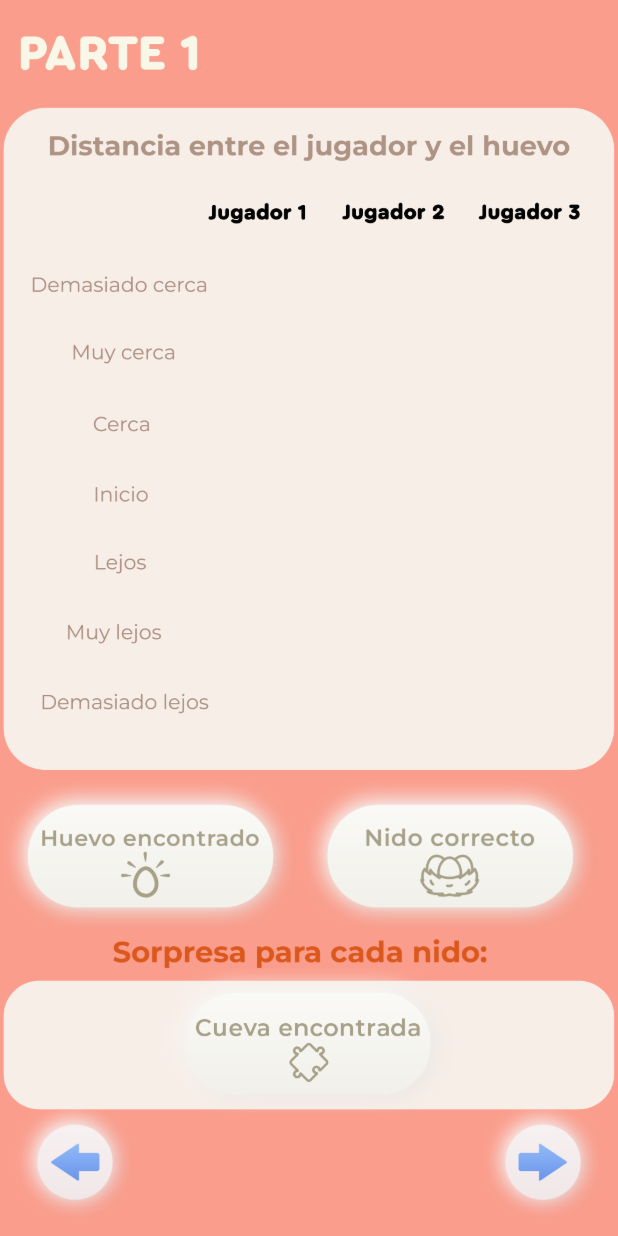
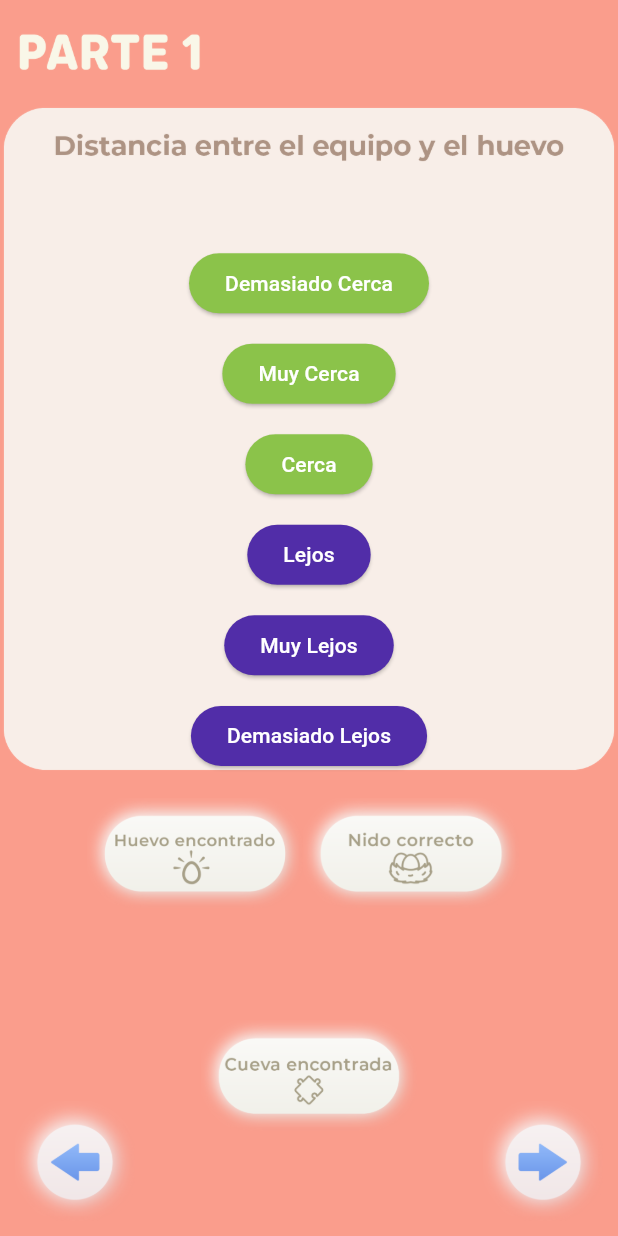
Before and after one commit to StevenAH25/APP_SOLSI, a Flutter app: the FirstPhase screen opened directly, on a phone screen of 412 x 824 dp. Run offline on Flutter 3.47's test engine with Material 3 defaults, Android fonts, the phone set to English and light mode, and no system bars; network calls fail.

Commit message:
codigo final

```diff
--- a/lib/views/first_phase.dart
+++ b/lib/views/first_phase.dart
@@ -25,33 +25,146 @@ class FirstPhase extends StatelessWidget {
 
   @override
   Widget build(BuildContext context) {
+    final screen = MediaQuery.of(context).size;
+
     return Scaffold(
       body: Stack(
         children: [
           Container(
             decoration: const BoxDecoration(
               image: DecorationImage(
-                image: AssetImage("assets/images/fPhase/fondo.png"),
+                image: AssetImage("assets/images/fPhase/fondo_2.png"),
                 fit: BoxFit.cover
               )
+            ),
+          ),
+          Center(
+            child: Column(
+              children: [
+                SizedBox(
+                  height: screen.height*0.2
+                ),
+                ElevatedButton(
+                  style: ElevatedButton.styleFrom(
+                    backgroundColor: Colors.lightGreen
+                  ),
+                  onPressed: () {
+                    sendCommand("Dcerca");
+                  },
+                  child: const Text(
+                    "Demasiado Cerca",
+                    style: TextStyle(
+                      color: Colors.white
+                    ),
+                  ),
+                ),
+                SizedBox(
+                  height : screen.height*0.015
+                ),
+                ElevatedButton(
+                  style: ElevatedButton.styleFrom(
+                    backgroundColor: Colors.lightGreen
+                  ),
+                  onPressed: () {
+                    sendCommand("Mcerca");
+                  },
+                  child: const Text(
+                    "Muy Cerca",
+                    style: TextStyle(
+                      color: Colors.white
+                    ),
+                  ),
+                ),
+                SizedBox(
+                  height : screen.height*0.015
+                ),
+                ElevatedButton(
+                  style: ElevatedButton.styleFrom(
+                    backgroundColor: Colors.lightGreen
+                  ),
+                  onPressed: () {
+                    sendCommand("cerca");
+                  },
+                  child: const Text(
+                    "Cerca",
+                    style: TextStyle(
+                      color: Colors.white
+                    ),
+                  ),
+                ),
+                SizedBox(
+                  height : screen.height*0.015
+                ),
+                ElevatedButton(
+                  style: ElevatedButton.styleFrom(
+                    backgroundColor: Colors.deepPurple[700]
+                  ),
+                  onPressed: () {
+                    sendCommand("lejos");
+                  },
+                  child: const Text(
+                    "Lejos",
+                    style: TextStyle(
+                      color: Colors.white
+                    ),
+                  ),
+                ),
+                SizedBox(
+                  height : screen.height*0.015
+                ),
+                ElevatedButton(
+                  style: ElevatedButton.styleFrom(
+                    backgroundColor: Colors.deepPurple[700]
+                  ),
+                  onPressed: () {
+                    sendCommand("Mlejos");
+                  },
+                  child: const Text(
+                    "Muy Lejos",
+                    style: TextStyle(
+                      color: Colors.white
+                    ),
+                  ),
+                ),
+                SizedBox(
+                  height : screen.height*0.015
+                ),
+                ElevatedButton(
+                  style: ElevatedButton.styleFrom(
+                    backgroundColor: Colors.deepPurple[700]
+                  ),
+                  onPressed: () {
+                    sendCommand("Dlejos");
+                  },
+                  child: const Text(
+                    "Demasiado Lejos",
+                    style: TextStyle(
+                      color: Colors.white
+                    ),
+                  ),
+                ),
+              ],
             )
           ),
           Center(
             child: Column(
               children: [
-                const SizedBox(
-                  height: 520,
+                SizedBox(
+                  height:screen.height*0.6,
                 ),
                 Row(
                   children: [
+                    SizedBox(
+                      width:screen.width*0.14,
+                    ),
                     InkWell(
                       onTap: (){
                         sendCommand("huevo");
                       },
                       child: Image.asset(
                         "assets/images/fPhase/botonHuevo.png",
-                        height: 100,
-                        width: 200,
+                        height: screen.height*0.18,
+                        width: screen.width*0.35,
                         )
                     ),
                     InkWell(
@@ -60,23 +173,23 @@ class FirstPhase extends StatelessWidget {
                       },
                       child: Image.asset(
                         "assets/images/fPhase/botonNido.png",
-                        height: 100,
-                        width: 200,
+                        height: screen.height*0.18,
+                        width: screen.width*0.35,
                         ),
                     )
                   ],
                 ),
-                const SizedBox(
-                  height:25
-                ),
+                /*SizedBox(
+                  height: screen.height*0.1
+                ),*/
                 InkWell(
                   onTap: () {
                     sendCommand("cueva");
                   },
                   child: Image.asset(
                     "assets/images/fPhase/botonCueva.png",
-                    height: 100,
-                    width: 200,
+                      height: screen.height*0.18,
+                      width: screen.width*0.35,
                     ),
                 ),
               ]
```
Also changed, not shown: lib/views/home_page.dart (+9 -8 lines), lib/views/second_phase.dart (+31 -28 lines), lib/views/start_page.dart (+20 -18 lines), assets/images/fPhase/fondo.png (deleted), assets/images/fPhase/fondo2.png (added), assets/images/fPhase/fondo_2.png (added), lib/main.dart (line endings or trailing spaces), 2 other files.
